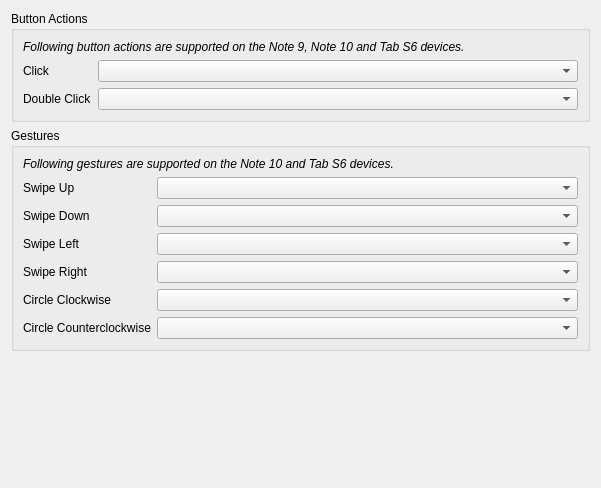
Old version of the form plugins/extensions/spensettings/wdg_spensettings.ui in the repository KDE/krita.
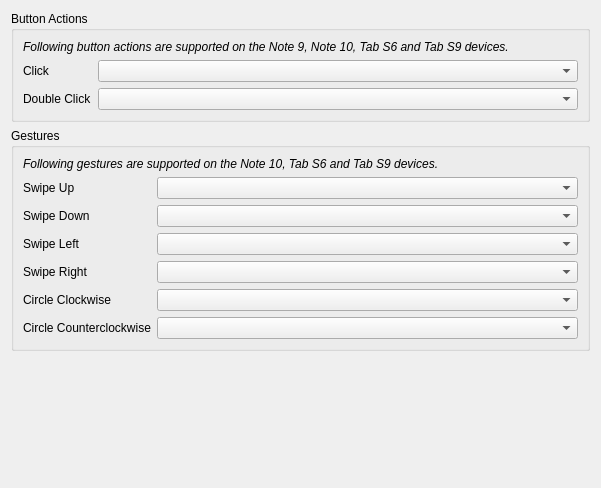
New version of the form.

Commit message:
S-Pen: Mention that these actions are supported on the S9 family
I personally tested it on my S9 and can confirm it works, so let's
mention support for it here.

```diff
--- a/plugins/extensions/spensettings/wdg_spensettings.ui
+++ b/plugins/extensions/spensettings/wdg_spensettings.ui
@@ -61,7 +61,7 @@
          </font>
         </property>
         <property name="text">
-         <string>Following button actions are supported on the Note 9, Note 10 and Tab S6 devices.</string>
+         <string>Following button actions are supported on the Note 9, Note 10, Tab S6 and Tab S9 devices.</string>
         </property>
         <property name="wordWrap">
          <bool>true</bool>
@@ -151,7 +151,7 @@
          </font>
         </property>
         <property name="text">
-         <string>Following gestures are supported on the Note 10 and Tab S6 devices.</string>
+         <string>Following gestures are supported on the Note 10, Tab S6 and Tab S9 devices.</string>
         </property>
         <property name="wordWrap">
          <bool>true</bool>
```
